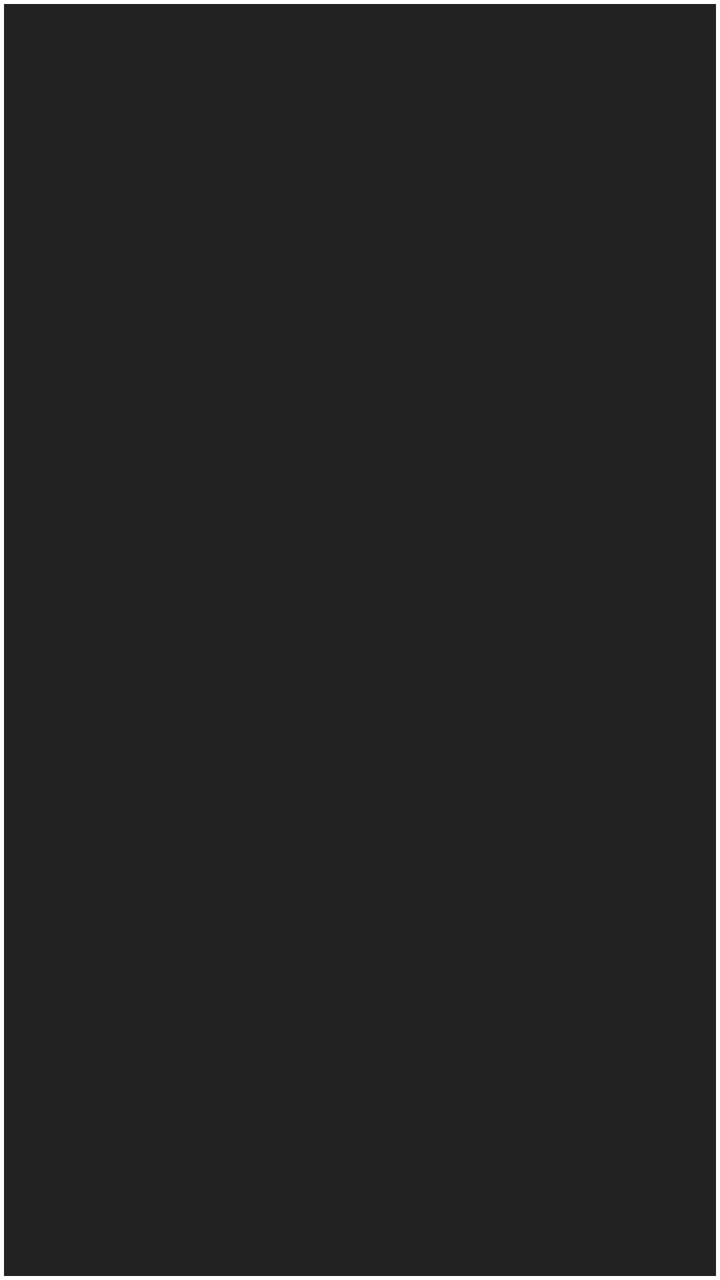
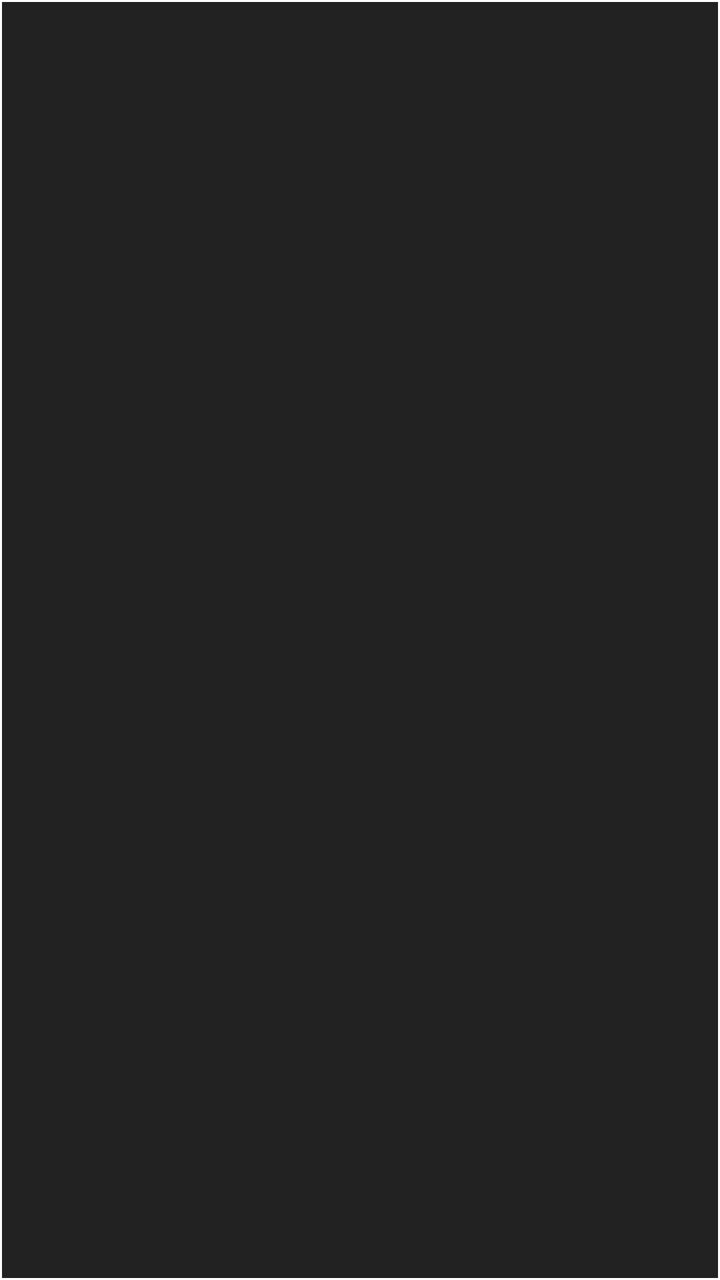

Two renders of the same Android screen: before a commit and after it. Below are the layout's source before the change and the commit's diff.
<!-- AndroidManifest.xml: application theme Theme.MaterialComponents.DayNight.NoActionBar -->
<!-- res/layout/item_media.xml -->
<?xml version="1.0" encoding="utf-8"?>
<FrameLayout xmlns:android="http://schemas.android.com/apk/res/android"
    android:layout_width="match_parent"
    android:layout_height="120dp"
    android:padding="2dp">

    <ImageView
        android:id="@+id/imageViewMedia"
        android:layout_width="match_parent"
        android:layout_height="match_parent"
        android:scaleType="centerCrop"
        android:background="#222222" />

</FrameLayout>
<!-- resources referenced by this layout -->
<resources>

</resources>

<!-- the commit's change to res/layout/item_media.xml (unified diff, before → after) -->
@@ -2,13 +2,22 @@
 <FrameLayout xmlns:android="http://schemas.android.com/apk/res/android"
     android:layout_width="match_parent"
     android:layout_height="120dp"
-    android:padding="2dp">
+    android:padding="1dp">
 
     <ImageView
-        android:id="@+id/imageViewMedia"
+        android:id="@+id/imageView"
         android:layout_width="match_parent"
         android:layout_height="match_parent"
         android:scaleType="centerCrop"
         android:background="#222222" />
 
+    <ImageView
+        android:id="@+id/videoIcon"
+        android:layout_width="24dp"
+        android:layout_height="24dp"
+        android:layout_gravity="bottom|end"
+        android:layout_margin="6dp"
+        android:src="@android:drawable/ic_media_play"
+        android:visibility="gone" />
+
 </FrameLayout>
